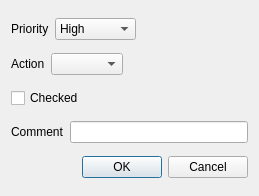
janelia-flyem/NeuTu, file neurolabi/gui/dialogs/zflyemtodoannotationdialog.ui: the form before one commit.
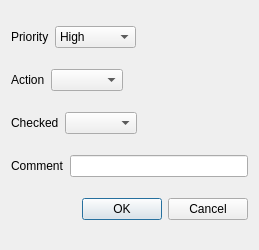
The form after the commit.

Commit message: added new option for to-do items, checked status

```diff
--- a/neurolabi/gui/dialogs/zflyemtodoannotationdialog.ui
+++ b/neurolabi/gui/dialogs/zflyemtodoannotationdialog.ui
@@ -7,7 +7,7 @@
     <x>0</x>
     <y>0</y>
     <width>259</width>
-    <height>196</height>
+    <height>250</height>
    </rect>
   </property>
   <property name="windowTitle">
@@ -92,14 +92,17 @@
    <item>
     <layout class="QHBoxLayout" name="horizontalLayout_3">
      <item>
-      <widget class="QCheckBox" name="checkedCheckBox">
+      <widget class="QLabel" name="label_4">
        <property name="text">
         <string>Checked</string>
        </property>
       </widget>
      </item>
      <item>
-      <spacer name="horizontalSpacer">
+      <widget class="QComboBox" name="checkedComboBox"/>
+     </item>
+     <item>
+      <spacer name="horizontalSpacer_4">
        <property name="orientation">
         <enum>Qt::Horizontal</enum>
        </property>
```
Left out of the diff: 2 changed lines with no effect on the pictures. The commit also changes 4 other files.
